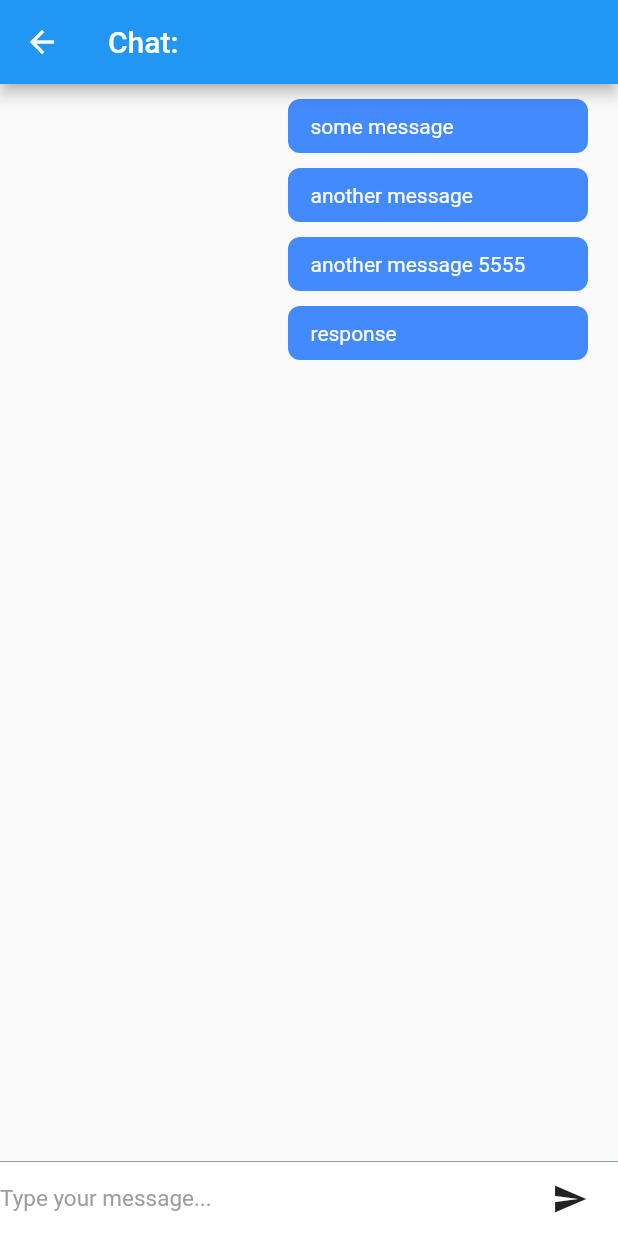
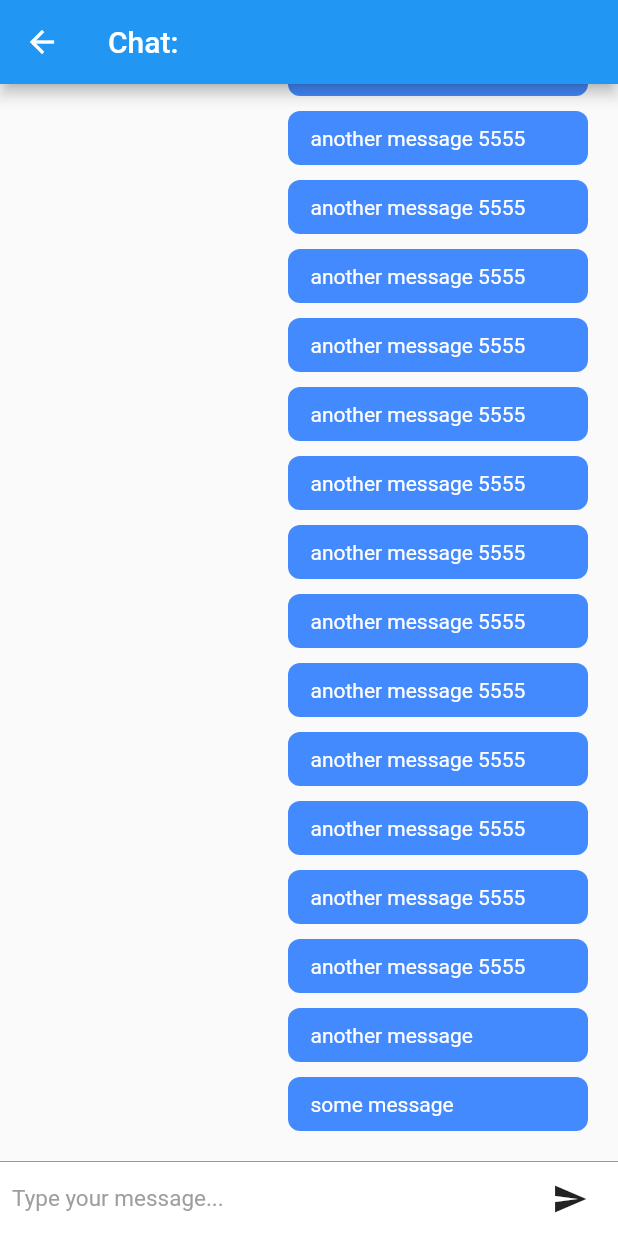
Before and after one commit to astrotars/stream-flutter, a Flutter app: the Chat screen opened directly with empty values, on a phone screen of 412 x 824 dp. Run offline on Flutter 3.47's test engine with Material 2 defaults, Android fonts, the phone set to English and light mode, and no system bars.

Commit message:
Auto scroll to bottom

```diff
--- a/mobile/lib/chat.dart
+++ b/mobile/lib/chat.dart
@@ -38,11 +38,11 @@ class _ChatState extends State<Chat> {
           Container(
             child: Text(
               message,
-              style: TextStyle(color: Colors.white),
+              style: TextStyle(color: user == widget.account['user'] ? Colors.white : Colors.black),
             ),
             padding: EdgeInsets.fromLTRB(15.0, 10.0, 15.0, 10.0),
             width: 200.0,
-            decoration: BoxDecoration(color: Colors.blueAccent, borderRadius: BorderRadius.circular(8.0)),
+            decoration: BoxDecoration(color: user == widget.account['user'] ? Colors.blueAccent : Colors.black12, borderRadius: BorderRadius.circular(8.0)),
             margin: EdgeInsets.only(bottom: 10.0, right: 10.0),
           )
         ]);
@@ -52,13 +52,32 @@ class _ChatState extends State<Chat> {
     return Flexible(
       child: ListView(
         padding: EdgeInsets.all(10.0),
+        reverse: true,
         children: [
           buildMessage(widget.account['user'], 'some message'),
           buildMessage(widget.user, 'another message'),
           buildMessage(widget.user, 'another message 5555 '),
+          buildMessage(widget.user, 'another message 5555 '),
+          buildMessage(widget.user, 'another message 5555 '),
+          buildMessage(widget.user, 'another message 5555 '),
+          buildMessage(widget.user, 'another message 5555 '),
+          buildMessage(widget.user, 'another message 5555 '),
+          buildMessage(widget.user, 'another message 5555 '),
+          buildMessage(widget.user, 'another message 5555 '),
+          buildMessage(widget.user, 'another message 5555 '),
+          buildMessage(widget.user, 'another message 5555 '),
+          buildMessage(widget.user, 'another message 5555 '),
+          buildMessage(widget.user, 'another message 5555 '),
+          buildMessage(widget.user, 'another message 5555 '),
+          buildMessage(widget.user, 'another message 5555 '),
+          buildMessage(widget.user, 'another message 5555 '),
+          buildMessage(widget.user, 'another message 5555 '),
+          buildMessage(widget.user, 'another message 5555 '),
+          buildMessage(widget.user, 'another message 5555 '),
+          buildMessage(widget.user, 'another message 5555 '),
+          buildMessage(widget.user, 'another message 5555 '),
           buildMessage(widget.account['user'], 'response'),
         ],
-//      controller: listScrollController,
       ),
     );
   }
@@ -83,6 +102,7 @@ class _ChatState extends State<Chat> {
           // Edit text
           Flexible(
             child: Container(
+              padding: EdgeInsets.symmetric(horizontal: 8.0),
               child: TextField(
                 style: TextStyle(fontSize: 15.0),
                 controller: _messageController,
@@ -96,10 +116,10 @@ class _ChatState extends State<Chat> {
 
           // Button send message
           Material(
-            child: new Container(
-              margin: new EdgeInsets.symmetric(horizontal: 8.0),
-              child: new IconButton(
-                icon: new Icon(Icons.send),
+            child: Container(
+              margin: EdgeInsets.symmetric(horizontal: 8.0),
+              child: IconButton(
+                icon: Icon(Icons.send),
                 onPressed: () => 0,
               ),
             ),
@@ -109,8 +129,8 @@ class _ChatState extends State<Chat> {
       ),
       width: double.infinity,
       height: 50.0,
-      decoration: new BoxDecoration(
-          border: new Border(top: new BorderSide(color: Colors.blueGrey, width: 0.5)), color: Colors.white),
+      decoration: BoxDecoration(
+          border: Border(top: BorderSide(color: Colors.blueGrey, width: 0.5)), color: Colors.white),
     );
   }
 
```
